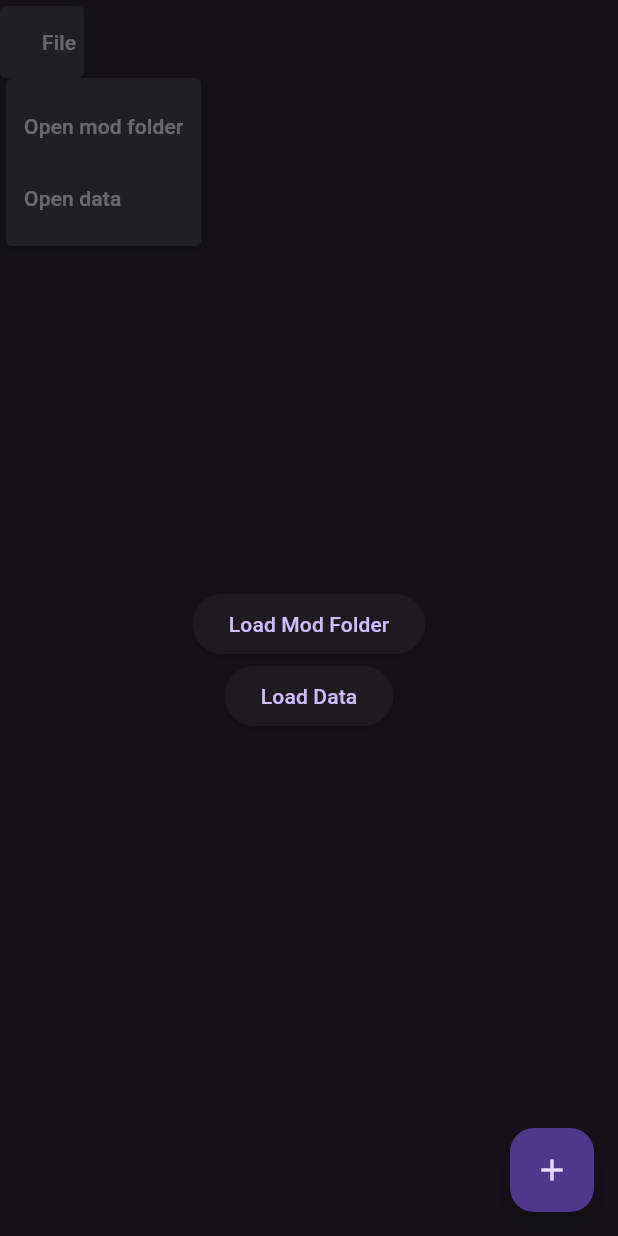
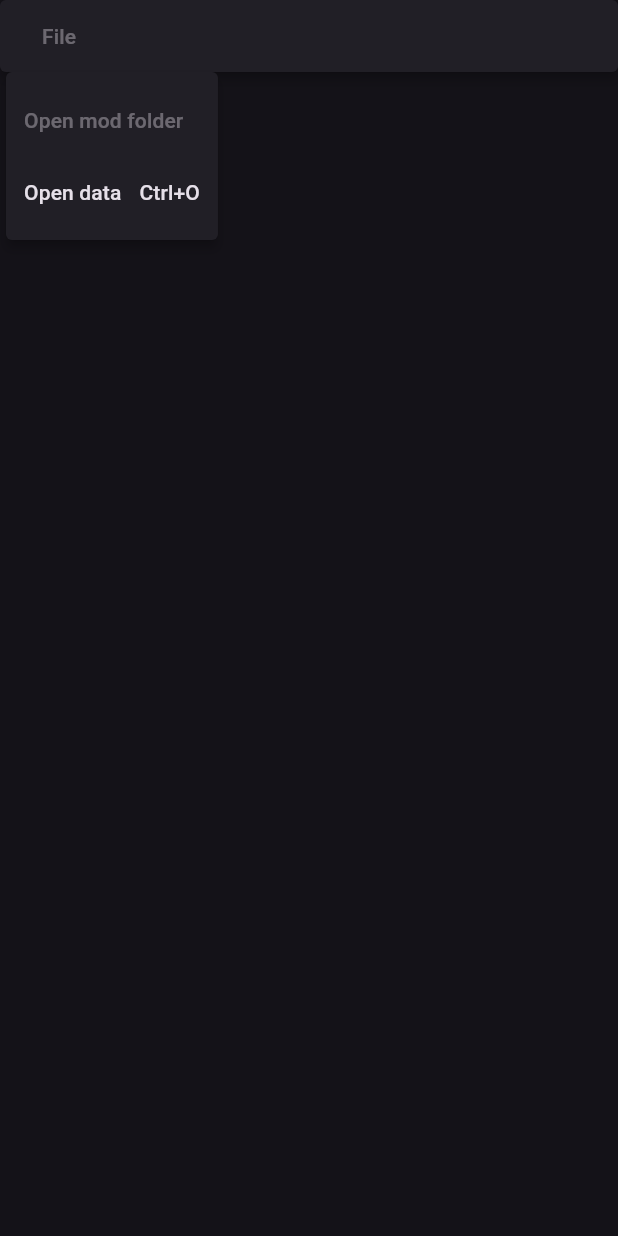
Before and after one commit to wispborne/wase, a Flutter app: the screen it shows after launch, after a tap on "File", on a phone screen of 412 x 824 dp. Run offline on Flutter 3.47's test engine with Material 2 defaults, Android fonts, the phone set to English and light mode, and no system bars; our stand-ins replace file_picker; generated files the repository leaves out were written again.

Commit message:
Can open and parse ship json files from a menu.

```diff
--- a/lib/main.dart
+++ b/lib/main.dart
@@ -1,5 +1,5 @@
-import 'package:file_picker/file_picker.dart';
 import 'package:flutter/material.dart';
+import 'package:wase/shortcuts.dart';
 
 import 'menu.dart';
 
@@ -10,7 +10,6 @@ void main() {
 class MyApp extends StatelessWidget {
   const MyApp({super.key});
 
-  // This widget is the root of your application.
   @override
   Widget build(BuildContext context) {
     return MaterialApp(
@@ -19,34 +18,16 @@ class MyApp extends StatelessWidget {
       darkTheme: ThemeData.dark(useMaterial3: true),
       theme: ThemeData(
         useMaterial3: true,
-        // This is the theme of your application.
-        //
-        // Try running your application with "flutter run". You'll see the
-        // application has a blue toolbar. Then, without quitting the app, try
-        // changing the primarySwatch below to Colors.green and then invoke
-        // "hot reload" (press "r" in the console where you ran "flutter run",
-        // or simply save your changes to "hot reload" in a Flutter IDE).
-        // Notice that the counter didn't reset back to zero; the application
-        // is not restarted.
         primarySwatch: Colors.blue,
       ),
-      home: const MyHomePage(title: 'W.A.S.E'),
+      home: CallbackShortcuts(
+          bindings: WaseShortcutBindings.getShortcuts(), child: Focus(autofocus: true, child: const MyHomePage(title: 'W.A.S.E'))),
     );
   }
 }
 
 class MyHomePage extends StatefulWidget {
   const MyHomePage({super.key, required this.title});
-
-  // This widget is the home page of your application. It is stateful, meaning
-  // that it has a State object (defined below) that contains fields that affect
-  // how it looks.
-
-  // This class is the configuration for the state. It holds the values (in this
-  // case the title) provided by the parent (in this case the App widget) and
-  // used by the build method of the State. Fields in a Widget subclass are
-  // always marked "final".
-
   final String title;
 
   @override
@@ -54,84 +35,15 @@ class MyHomePage extends StatefulWidget {
 }
 
 class _MyHomePageState extends State<MyHomePage> {
-  int _counter = 0;
-
-  void _incrementCounter() {
-    setState(() {
-      // This call to setState tells the Flutter framework that something has
-      // changed in this State, which causes it to rerun the build method below
-      // so that the display can reflect the updated values. If we changed
-      // _counter without calling setState(), then the build method would not be
-      // called again, and so nothing would appear to happen.
-      _counter++;
-    });
-  }
-
   @override
   Widget build(BuildContext context) {
-    // This method is rerun every time setState is called, for instance as done
-    // by the _incrementCounter method above.
-    //
-    // The Flutter framework has been optimized to make rerunning build methods
-    // fast, so that you can just rebuild anything that needs updating rather
-    // than having to individually change instances of widgets.
+
     return Scaffold(
-      appBar:
-      AppBar(
-        leading: WaseMenu()
+      body: Column(
+        children: [
+          Row(children: [Expanded(child: WaseMenu())])
+        ],
       ),
-          // Here we take the value from the MyHomePage object that was created by
-          // the App.build method, and use it to set our appbar title.
-          // title: Text(widget.title),
-          // centerTitle: true,
-          // leading: Column(
-          //     crossAxisAlignment: CrossAxisAlignment.start,
-          //     mainAxisAlignment: MainAxisAlignment.center,
-          //     children: [
-          //       Padding(
-          //           padding: const EdgeInsets.only(left: 10),
-          //           child: //Row(children: [
-          //               PopupMenuButton(
-          //                   offset: const Offset(0, 19),
-          //                   position: PopupMenuPosition.under,
-          //                   itemBuilder: (context) => [
-          //                         PopupMenuItem(
-          //                           child: Text("Open"),
-          //                           height: 30,
-          //                         )
-          //                       ],
-          //                   child: Container(padding: EdgeInsets.all(8), child: Text("File")))),
-          //     ])),
-      body: Center(
-        // Center is a layout widget. It takes a single child and positions it
-        // in the middle of the parent.
-        child: Column(
-          // Column is also a layout widget. It takes a list of children and
-          // arranges them vertically. By default, it sizes itself to fit its
-          // children horizontally, and tries to be as tall as its parent.
-          //
-          // Invoke "debug painting" (press "p" in the console, choose the
-          // "Toggle Debug Paint" action from the Flutter Inspector in Android
-          // Studio, or the "Toggle Debug Paint" command in Visual Studio Code)
-          // to see the wireframe for each widget.
-          //
-          // Column has various properties to control how it sizes itself and
-          // how it positions its children. Here we use mainAxisAlignment to
-          // center the children vertically; the main axis here is the vertical
-          // axis because Columns are vertical (the cross axis would be
-          // horizontal).
-          mainAxisAlignment: MainAxisAlignment.center,
-          children: <Widget>[
-            ElevatedButton(onPressed: () async => chooseModFolder(), child: const Text("Load Mod Folder")),
-            ElevatedButton(onPressed: () async => chooseEntity(), child: const Text("Load Data")),
-          ]
-        ),
-      ),
-      floatingActionButton: FloatingActionButton(
-        onPressed: _incrementCounter,
-        tooltip: 'Increment',
-        child: const Icon(Icons.add),
-      ), // This trailing comma makes auto-formatting nicer for build methods.
     );
   }
 }
--- a/lib/menu.dart
+++ b/lib/menu.dart
@@ -1,5 +1,7 @@
 import 'package:file_picker/file_picker.dart';
 import 'package:flutter/material.dart';
+import 'package:wase/opening.dart';
+import 'package:wase/shortcuts.dart';
 
 class WaseMenu extends StatefulWidget {
   const WaseMenu({Key? key}) : super(key: key);
@@ -13,13 +15,17 @@ class _MenuState extends State<WaseMenu> {
   Widget build(BuildContext context) {
     return MenuBar(children: [
       SubmenuButton(
-        child: MenuItemButton(child: Text("File")),
         menuChildren: [
-          MenuItemButton(
+          const MenuItemButton(
             child: Text("Open mod folder"),
           ),
-          MenuItemButton(child: Text("Open data")),
+          MenuItemButton(
+            onPressed: Opening().openChooseDataDialog,
+            shortcut: WaseShortcutBindings.openDataShortcut.key,
+            child: Text("Open data"),
+          ),
         ],
+        child: const MenuItemButton(child: Text("File")),
       )
     ]);
   }
@@ -33,13 +39,3 @@ chooseModFolder() async {
 
   print(dir);
 }
-
-chooseEntity() async {
-  FilePickerResult? files = await FilePicker.platform.pickFiles(
-    dialogTitle: "Choose file",
-
-    // initialDirectory: "C:\\Program Files (x86)\\Fractal Softworks\\Starsector\\mods",
-  );
-
-  print(files?.files);
-}
--- /dev/null
+++ b/lib/models/ship.dart
@@ -0,0 +1,164 @@
+import 'package:json_annotation/json_annotation.dart';
+
+part 'ship.g.dart';
+
+@JsonSerializable()
+class Ship {
+  final List<double>? bounds;
+  final List<double>? center;
+  final double collisionRadius;
+  final List<EngineSlot>? engineSlots;
+  final double height;
+  final double width;
+  final String hullId;
+  final String hullName;
+  final String hullSize;
+  final List<double>? shieldCenter;
+  final double shieldRadius;
+  final String spriteName;
+  final String style;
+  final double viewOffset;
+  final List<ShipWeaponSlot>? weaponSlots;
+  final Map<String, String> builtInWeapons;
+  final List<String>? builtInMods;
+  final String coversColor;
+  final List<String>? builtInWings;
+  final List<double>? moduleAnchor;
+
+  const Ship(
+      {this.bounds = const [],
+      this.center,
+      this.collisionRadius = 0,
+      this.engineSlots,
+      this.height = 0,
+      this.width = 0,
+      this.hullId = "",
+      this.hullName = "",
+      this.hullSize = "",
+      this.shieldCenter = const [],
+      this.shieldRadius = 0,
+      this.spriteName = "",
+      this.style = "",
+      this.viewOffset = 0,
+      this.weaponSlots = const [],
+      this.builtInWeapons = const {},
+      this.builtInMods = const [],
+      this.coversColor = "",
+      this.builtInWings = const [],
+      this.moduleAnchor = const []});
+
+  /// Connect the generated function to the `fromJson`
+  /// factory.
+  factory Ship.fromJson(Map<String, dynamic> json) => _$ShipFromJson(json);
+
+  /// Connect the generated function to the `toJson` method.
+  Map<String, dynamic> toJson() => _$ShipToJson(this);
+
+  @override
+  String toString() {
+    return 'Ship{bounds: $bounds, center: $center, collisionRadius: $collisionRadius, engineSlots: $engineSlots, height: $height, width: $width, hullId: $hullId, hullName: $hullName, hullSize: $hullSize, shieldCenter: $shieldCenter, shieldRadius: $shieldRadius, spriteName: $spriteName, style: $style, viewOffset: $viewOffset, weaponSlots: $weaponSlots, builtInWeapons: $builtInWeapons, builtInMods: $builtInMods, coversColor: $coversColor, builtInWings: $builtInWings, moduleAnchor: $moduleAnchor}';
+  }
+}
+
+@JsonSerializable()
+class EngineSlot {
+  final List<double>? location;
+  final double length;
+  final double width;
+  final double angle;
+  final String style;
+  final String? styleId;
+  final EngineStyleSpec? styleSpec;
+  final double contrailSize;
+
+  EngineSlot(
+      {this.location, this.length = 0, this.width = 0, this.angle = 0, this.style = "", this.styleId = "", this.styleSpec, this.contrailSize = 0});
+
+  /// Connect the generated function to the `fromJson`
+  /// factory.
+  factory EngineSlot.fromJson(Map<String, dynamic> json) => _$EngineSlotFromJson(json);
+
+  /// Connect the generated function to the `toJson` method.
+  Map<String, dynamic> toJson() => _$EngineSlotToJson(this);
+
+  @override
+  String toString() {
+    return 'EngineSlot{location: $location, length: $length, width: $width, angle: $angle, style: $style, styleId: $styleId, styleSpec: $styleSpec, contrailSize: $contrailSize}';
+  }
+}
+
+@JsonSerializable()
+class EngineStyleSpec {
+  final String type;
+  final String mode;
+  final List<double>? engineColor;
+  final List<double>? engineCampaignColor;
+  final double contrailParticleSizeMult;
+  final double contrailParticleFinalSizeMult;
+  final double contrailParticleDuration;
+  final double contrailMaxSpeedMult;
+  final double contrailAngularVelocityMult;
+  final List<double>? contrailColor;
+  final List<double>? contrailCampaignColor;
+
+  EngineStyleSpec(
+      {this.type = "",
+      this.mode = "",
+      this.engineColor,
+      this.engineCampaignColor,
+      this.contrailParticleSizeMult = 0,
+      this.contrailParticleFinalSizeMult = 0,
+      this.contrailParticleDuration = 0,
+      this.contrailMaxSpeedMult = 0,
+      this.contrailAngularVelocityMult = 0,
+      this.contrailColor,
+      this.contrailCampaignColor});
+
+  /// Connect the generated function to the `fromJson`
+  /// factory.
+  factory EngineStyleSpec.fromJson(Map<String, dynamic> json) => _$EngineStyleSpecFromJson(json);
+
+  /// Connect the generated function to the `toJson` method.
+  Map<String, dynamic> toJson() => _$EngineStyleSpecToJson(this);
+
+  @override
+  String toString() {
+    return 'EngineStyleSpec{type: $type, mode: $mode, engineColor: $engineColor, engineCampaignColor: $engineCampaignColor, contrailParticleSizeMult: $contrailParticleSizeMult, contrailParticleFinalSizeMult: $contrailParticleFinalSizeMult, contrailParticleDuration: $contrailParticleDuration, contrailMaxSpeedMult: $contrailMaxSpeedMult, contrailAngularVelocityMult: $contrailAngularVelocityMult, contrailColor: $contrailColor, contrailCampaignColor: $contrailCampaignColor}';
+  }
+}
+
+@JsonSerializable()
+class ShipWeaponSlot {
+  final double angle;
+  final double arc;
+  final String id;
+  final List<double> locations;
+  final List<double> position;
+  final String mount;
+  final String size;
+  final String type;
+  final double? renderOrderMod;
+
+  ShipWeaponSlot(
+      {this.angle = 0,
+      this.arc = 0,
+      this.id = "",
+      this.locations = const [],
+      this.position = const [],
+      this.mount = "",
+      this.size = "",
+      this.type = "",
+      this.renderOrderMod});
+
+  /// Connect the generated function to the `fromJson`
+  /// factory.
+  factory ShipWeaponSlot.fromJson(Map<String, dynamic> json) => _$ShipWeaponSlotFromJson(json);
+
+  /// Connect the generated function to the `toJson` method.
+  Map<String, dynamic> toJson() => _$ShipWeaponSlotToJson(this);
+
+  @override
+  String toString() {
+    return 'ShipWeaponSlot{angle: $angle, arc: $arc, id: $id, locations: $locations, position: $position, mount: $mount, size: $size, type: $type, renderOrderMod: $renderOrderMod}';
+  }
+}
--- a/lib/shortcuts.dart
+++ b/lib/shortcuts.dart
@@ -1,6 +1,42 @@
 import 'package:flutter/material.dart';
 import 'package:flutter/services.dart';
+import 'package:wase/opening.dart';
 
-class WaseShortcuts extends Shortcuts {
-  const WaseShortcuts({super.key, super.shortcuts = const <ShortcutActivator, Intent>{}, required super.child});
+class WaseShortcutBindings {
+  static getShortcuts() {
+    return Map.fromEntries([openDataShortcut].map((e) => MapEntry(e.key, e.action)));
+  }
+
+  static Shortcut openDataShortcut = Shortcut(SingleActivator(LogicalKeyboardKey.keyO, control: true), Opening().openChooseDataDialog);
 }
+
+class Shortcut {
+  final SingleActivator key;
+  final Function() action;
+
+  const Shortcut(this.key, this.action);
+}
+
+// class WaseShortcuts {
+//   static Map<LogicalKeySet, OpenDataIntent> getShortcuts() {
+//     return {LogicalKeySet(LogicalKeyboardKey.control, LogicalKeyboardKey.keyO): const OpenDataIntent()};
+//   }
+// }
+//
+// class OpenDataIntent extends Intent {
+//   const OpenDataIntent();
+// }
+//
+// class OpenDataAction extends Action<OpenDataIntent> {
+//   @override
+//   Object? invoke(OpenDataIntent intent) {
+//     FilePickerResult? files = FilePicker.platform.pickFiles(
+//       dialogTitle: "Choose file",
+//
+//       // initialDirectory: "C:\\Program Files (x86)\\Fractal Softworks\\Starsector\\mods",
+//     );
+//
+//     print(files?.files);
+//     return null;
+//   }
+// }
--- a/pubspec.yaml
+++ b/pubspec.yaml
@@ -37,8 +37,13 @@ dependencies:
   # Use with the CupertinoIcons class for iOS style icons.
   cupertino_icons: ^1.0.2
   file_picker: ^5.2.0+1
+  json_annotation: ^4.7.0
 
 dev_dependencies:
+  json_serializable: ^6.5.0
+  # Use `flutter pub run build_runner watch --delete-conflicting-outputs`
+  build_runner: ^2.2.1
+
   flutter_test:
     sdk: flutter
 
```
Also changed, not shown: lib/opening.dart (added, +28 -0 lines), 1 other file.
